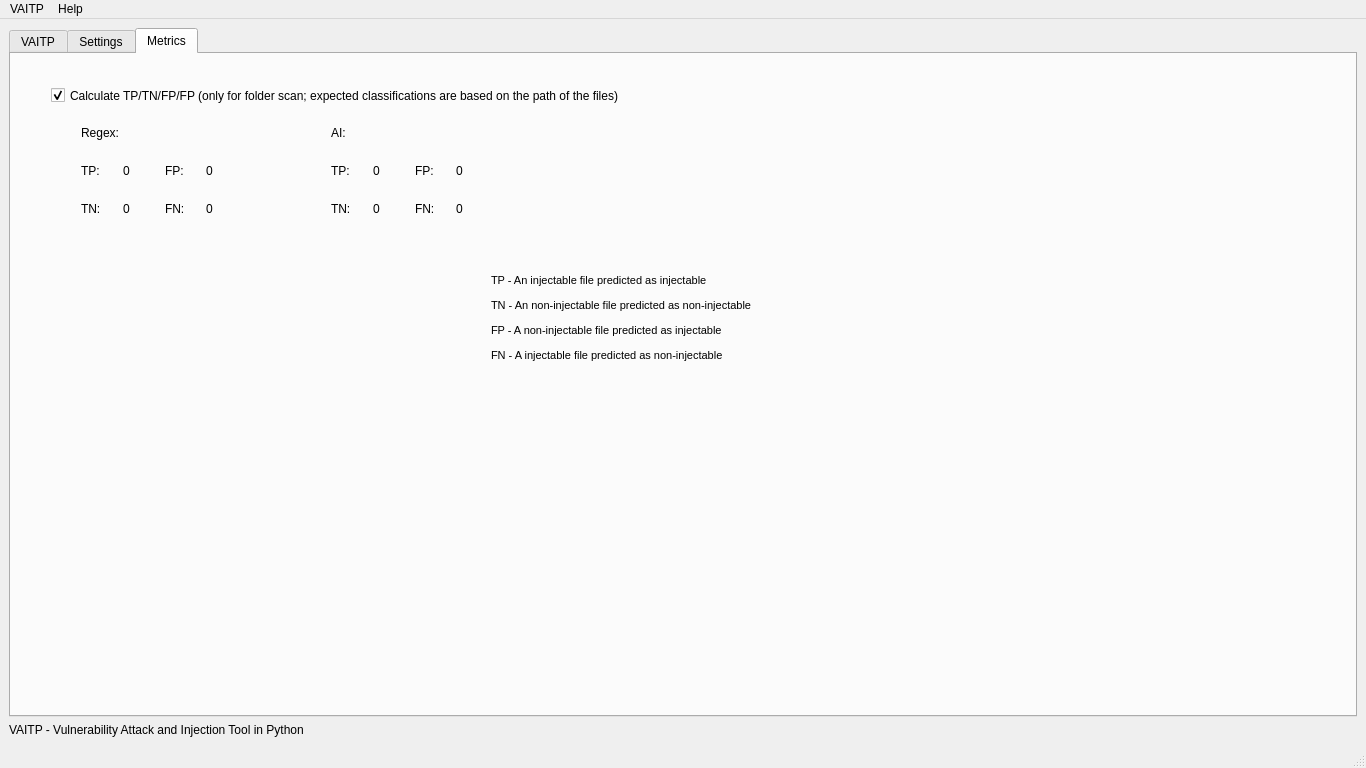
Above: VAITP GUI/vaitp/vaitp.ui from netpack/vaitp before the change. Below: the same form after it.
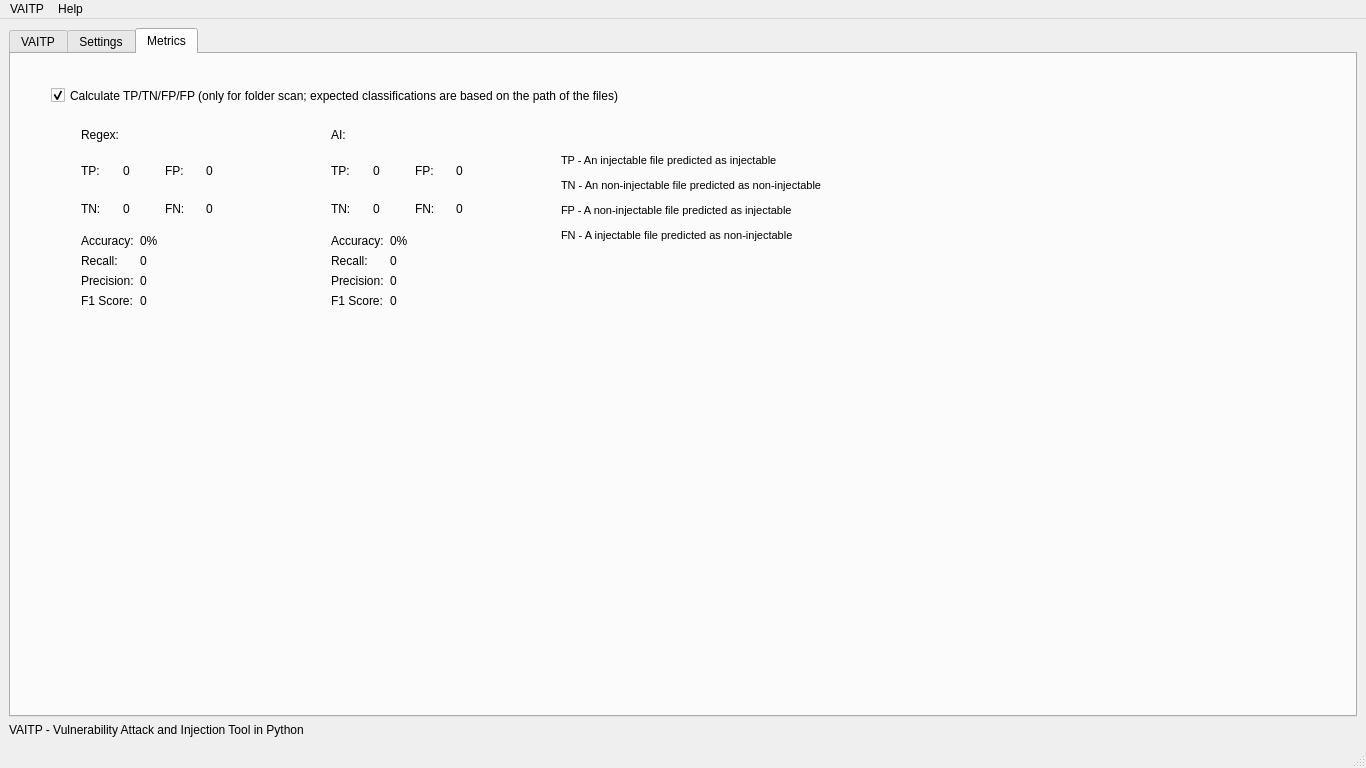
That is the form after the change. The open tabs and pages were chosen to show the change. Icons and pictures are not drawn.

Commit message: Added TP/TN/FP/FN metrics to VAITP GUI; Created auxiliary dataset creation scritps; Convertion to AST now supports py files directly (no more .txt conversion problems)

```diff
--- a/VAITP GUI/vaitp/vaitp.ui
+++ b/VAITP GUI/vaitp/vaitp.ui
@@ -1124,8 +1124,8 @@
        <widget class="QLabel" name="label_31">
         <property name="geometry">
          <rect>
-          <x>480</x>
-          <y>220</y>
+          <x>550</x>
+          <y>100</y>
           <width>301</width>
           <height>181</height>
          </rect>
@@ -1142,8 +1142,8 @@
          <rect>
           <x>70</x>
           <y>70</y>
-          <width>51</width>
-          <height>17</height>
+          <width>61</width>
+          <height>21</height>
          </rect>
         </property>
         <property name="text">
@@ -1155,8 +1155,8 @@
          <rect>
           <x>320</x>
           <y>70</y>
-          <width>51</width>
-          <height>17</height>
+          <width>61</width>
+          <height>21</height>
          </rect>
         </property>
         <property name="text">
@@ -1231,7 +1231,7 @@
          </item>
         </layout>
        </widget>
-       <widget class="QWidget" name="">
+       <widget class="QWidget" name="layoutWidget">
         <property name="geometry">
          <rect>
           <x>70</x>
@@ -1299,6 +1299,142 @@
          </item>
         </layout>
        </widget>
+       <widget class="QWidget" name="formLayoutWidget">
+        <property name="geometry">
+         <rect>
+          <x>70</x>
+          <y>180</y>
+          <width>160</width>
+          <height>141</height>
+         </rect>
+        </property>
+        <layout class="QFormLayout" name="formLayout">
+         <item row="0" column="0">
+          <widget class="QLabel" name="label_34">
+           <property name="text">
+            <string>Accuracy:</string>
+           </property>
+          </widget>
+         </item>
+         <item row="0" column="1">
+          <widget class="QLabel" name="lbl_accuracy_regex">
+           <property name="text">
+            <string>0%</string>
+           </property>
+          </widget>
+         </item>
+         <item row="1" column="0">
+          <widget class="QLabel" name="label_35">
+           <property name="text">
+            <string>Recall:</string>
+           </property>
+          </widget>
+         </item>
+         <item row="1" column="1">
+          <widget class="QLabel" name="lbl_recall_regex">
+           <property name="text">
+            <string>0</string>
+           </property>
+          </widget>
+         </item>
+         <item row="2" column="0">
+          <widget class="QLabel" name="label_36">
+           <property name="text">
+            <string>Precision:</string>
+           </property>
+          </widget>
+         </item>
+         <item row="2" column="1">
+          <widget class="QLabel" name="lbl_precision_regex">
+           <property name="text">
+            <string>0</string>
+           </property>
+          </widget>
+         </item>
+         <item row="3" column="0">
+          <widget class="QLabel" name="label_37">
+           <property name="text">
+            <string>F1 Score:</string>
+           </property>
+          </widget>
+         </item>
+         <item row="3" column="1">
+          <widget class="QLabel" name="lbl_invprecision_regex_3">
+           <property name="text">
+            <string>0</string>
+           </property>
+          </widget>
+         </item>
+        </layout>
+       </widget>
+       <widget class="QWidget" name="formLayoutWidget_2">
+        <property name="geometry">
+         <rect>
+          <x>320</x>
+          <y>180</y>
+          <width>160</width>
+          <height>141</height>
+         </rect>
+        </property>
+        <layout class="QFormLayout" name="formLayout_2">
+         <item row="0" column="0">
+          <widget class="QLabel" name="label_40">
+           <property name="text">
+            <string>Accuracy:</string>
+           </property>
+          </widget>
+         </item>
+         <item row="0" column="1">
+          <widget class="QLabel" name="lbl_accuracy_ai">
+           <property name="text">
+            <string>0%</string>
+           </property>
+          </widget>
+         </item>
+         <item row="1" column="0">
+          <widget class="QLabel" name="label_41">
+           <property name="text">
+            <string>Recall:</string>
+           </property>
+          </widget>
+         </item>
+         <item row="1" column="1">
+          <widget class="QLabel" name="lbl_recall_regex_2">
+           <property name="text">
+            <string>0</string>
+           </property>
+          </widget>
+         </item>
+         <item row="2" column="0">
+          <widget class="QLabel" name="label_44">
+           <property name="text">
+            <string>Precision:</string>
+           </property>
+          </widget>
+         </item>
+         <item row="2" column="1">
+          <widget class="QLabel" name="lbl_precision_regex_2">
+           <property name="text">
+            <string>0</string>
+           </property>
+          </widget>
+         </item>
+         <item row="3" column="0">
+          <widget class="QLabel" name="label_46">
+           <property name="text">
+            <string>F1 Score:</string>
+           </property>
+          </widget>
+         </item>
+         <item row="3" column="1">
+          <widget class="QLabel" name="lbl_invprecision_regex_4">
+           <property name="text">
+            <string>0</string>
+           </property>
+          </widget>
+         </item>
+        </layout>
+       </widget>
       </widget>
      </widget>
     </item>
```
Left out of the diff: 14 changed lines with no effect on the pictures. The commit also changes 1407 other files.
